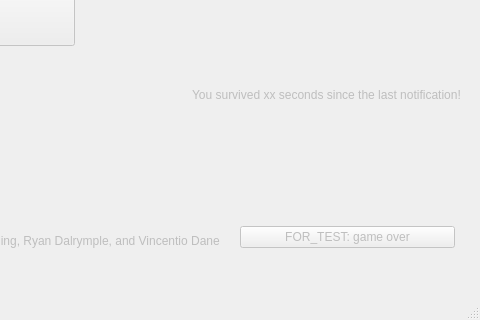
The window that mainwindow.ui (University-of-Utah-CS3505/a9-edu-app-ryan-rockhopper) describes before a commit, drawn with Qt 5; both pictures show x 470 to 950 and y 373 to 693 of the 950 by 693 pixel window.
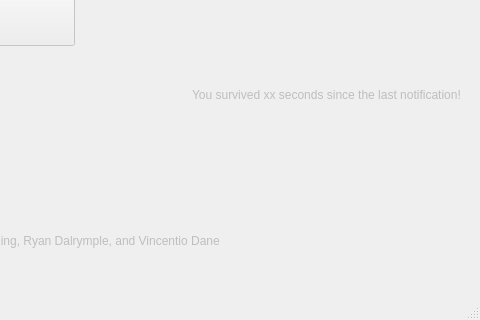
The same window after the commit. Custom widgets are drawn as their Qt base class.

Patch:
```diff
--- a/mainwindow.ui
+++ b/mainwindow.ui
@@ -254,13 +254,6 @@
         </property>
        </spacer>
       </item>
-      <item>
-       <widget class="QPushButton" name="gameOverButton">
-        <property name="text">
-         <string>FOR_TEST: game over</string>
-        </property>
-       </widget>
-      </item>
      </layout>
     </widget>
    </widget>
```
